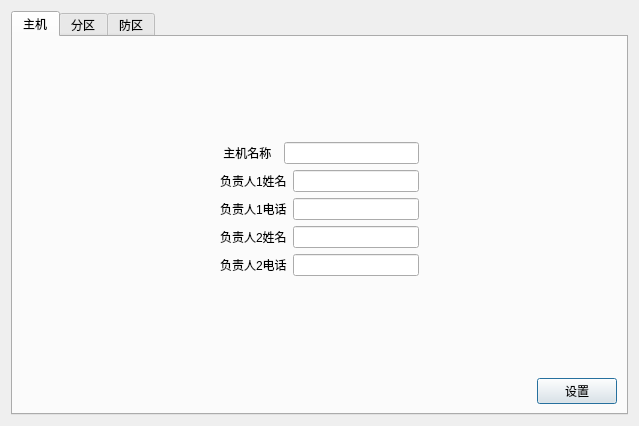
First picture: the form in dataEntry/dataentrydialog.ui, repository yyyly/l110, before the edit.
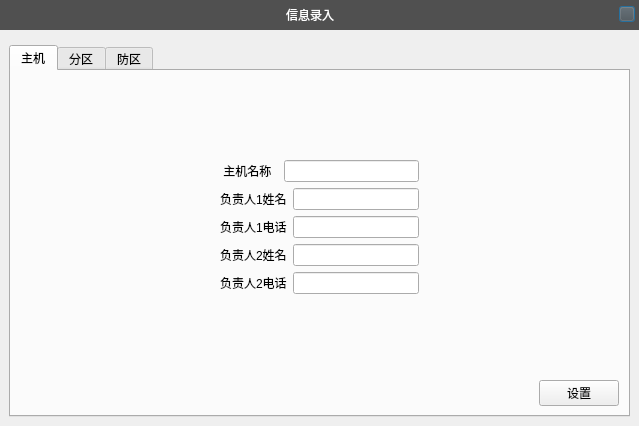
Second picture: the form after the edit. The open tabs and pages were chosen to show the change. Custom widgets are drawn as their Qt base class.

The edit to the form file:
```diff
--- a/dataEntry/dataentrydialog.ui
+++ b/dataEntry/dataentrydialog.ui
@@ -13,7 +13,148 @@
   <property name="windowTitle">
    <string>Dialog</string>
   </property>
+  <layout class="QVBoxLayout" name="verticalLayout_10">
+   <property name="leftMargin">
+    <number>0</number>
+   </property>
+   <property name="topMargin">
+    <number>0</number>
+   </property>
+   <property name="rightMargin">
+    <number>0</number>
+   </property>
+   <property name="bottomMargin">
+    <number>0</number>
+   </property>
+   <item>
+    <layout class="QVBoxLayout" name="verticalLayout_9">
+     <item>
+      <widget class="QWidget" name="widget" native="true">
+       <property name="minimumSize">
+        <size>
+         <width>0</width>
+         <height>30</height>
+        </size>
+       </property>
+       <property name="maximumSize">
+        <size>
+         <width>16777215</width>
+         <height>30</height>
+        </size>
+       </property>
+       <property name="styleSheet">
+        <string notr="true">background-color:rgb(80, 80, 80);
+color: rgb(255, 255, 255);</string>
+       </property>
+       <layout class="QHBoxLayout" name="horizontalLayout_11">
+        <property name="spacing">
+         <number>0</number>
+        </property>
+        <property name="leftMargin">
+         <number>0</number>
+        </property>
+        <property name="topMargin">
+         <number>0</number>
+        </property>
+        <property name="rightMargin">
+         <number>0</number>
+        </property>
+        <property name="bottomMargin">
+         <number>0</number>
+        </property>
+        <item>
+         <layout class="QHBoxLayout" name="horizontalLayout_10">
+          <item>
+           <spacer name="horizontalSpacer_6">
+            <property name="orientation">
+             <enum>Qt::Horizontal</enum>
+            </property>
+            <property name="sizeHint" stdset="0">
+             <size>
+              <width>40</width>
+              <height>20</height>
+             </size>
+            </property>
+           </spacer>
+          </item>
+          <item>
+           <widget class="QLabel" name="label_8">
+            <property name="text">
+             <string>信息录入</string>
+            </property>
+           </widget>
+          </item>
+          <item>
+           <spacer name="horizontalSpacer_7">
+            <property name="orientation">
+             <enum>Qt::Horizontal</enum>
+            </property>
+            <property name="sizeHint" stdset="0">
+             <size>
+              <width>40</width>
+              <height>20</height>
+             </size>
+            </property>
+           </spacer>
+          </item>
+          <item>
   <layout class="QVBoxLayout" name="verticalLayout_3">
+            <property name="topMargin">
+             <number>6</number>
+            </property>
+            <item>
+             <widget class="CPushButton" name="closePushButton">
+              <property name="minimumSize">
+               <size>
+                <width>16</width>
+                <height>16</height>
+               </size>
+              </property>
+              <property name="maximumSize">
+               <size>
+                <width>16</width>
+                <height>16</height>
+               </size>
+              </property>
+              <property name="text">
+               <string/>
+              </property>
+             </widget>
+            </item>
+            <item>
+             <spacer name="verticalSpacer_3">
+              <property name="orientation">
+               <enum>Qt::Vertical</enum>
+              </property>
+              <property name="sizeHint" stdset="0">
+               <size>
+                <width>20</width>
+                <height>40</height>
+               </size>
+              </property>
+             </spacer>
+            </item>
+           </layout>
+          </item>
+         </layout>
+        </item>
+       </layout>
+      </widget>
+     </item>
+     <item>
+      <layout class="QVBoxLayout" name="verticalLayout_8">
+       <property name="leftMargin">
+        <number>9</number>
+       </property>
+       <property name="topMargin">
+        <number>9</number>
+       </property>
+       <property name="rightMargin">
+        <number>9</number>
+       </property>
+       <property name="bottomMargin">
+        <number>9</number>
+       </property>
    <item>
     <widget class="QTabWidget" name="partTabWidget">
      <property name="currentIndex">
@@ -306,8 +447,35 @@
      </widget>
     </widget>
    </item>
+       <item>
+        <spacer name="verticalSpacer_4">
+         <property name="orientation">
+          <enum>Qt::Vertical</enum>
+         </property>
+         <property name="sizeType">
+          <enum>QSizePolicy::Fixed</enum>
+         </property>
+         <property name="sizeHint" stdset="0">
+          <size>
+           <width>20</width>
+           <height>0</height>
+          </size>
+         </property>
+        </spacer>
+       </item>
+      </layout>
+     </item>
+    </layout>
+   </item>
   </layout>
  </widget>
+ <customwidgets>
+  <customwidget>
+   <class>CPushButton</class>
+   <extends>QPushButton</extends>
+   <header location="global">D:\git\l110\customContro\cpushbutton.h</header>
+  </customwidget>
+ </customwidgets>
  <resources/>
  <connections/>
 </ui>
```
Left out of the diff: 2 changed lines with no effect on the pictures. Lines whose indentation alone changed are shown as unchanged.
